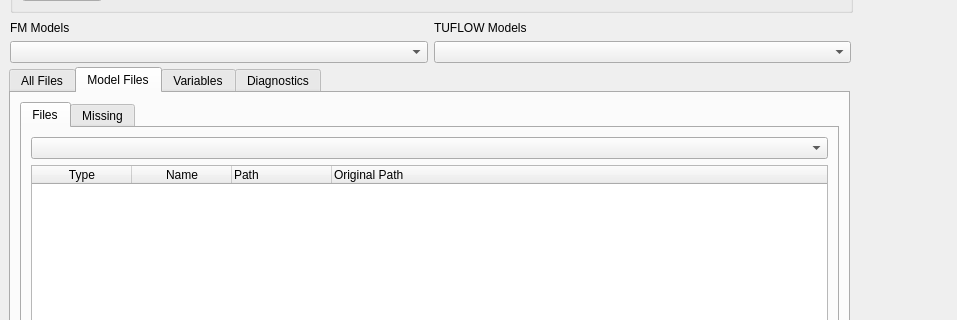
Qt form mod_check/forms/ui_modelvarsfiles_check_dialog.ui (duncan-r/ModCheck) before a commit; both pictures show x 0 to 957 and y 100 to 420 of the 1118 by 750 pixel window.
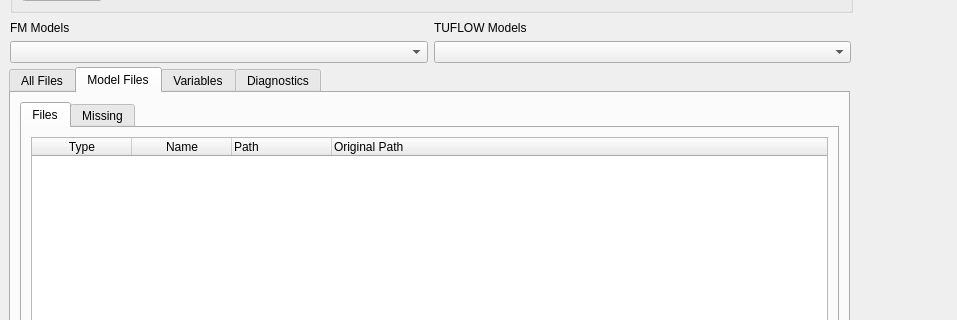
The same form after that commit. The open tabs and pages were chosen to show the change. Custom widgets are drawn as their Qt base class.

Commit message:
Handle UI updates for TLF file search results.
Adds functionality for displaying the results of the .tlf file
read in the UI.

```diff
--- a/mod_check/forms/ui_modelvarsfiles_check_dialog.ui
+++ b/mod_check/forms/ui_modelvarsfiles_check_dialog.ui
@@ -243,9 +243,6 @@
          <string>Files</string>
         </attribute>
         <layout class="QVBoxLayout" name="verticalLayout_4">
-         <item>
-          <widget class="QComboBox" name="modelFilesCBox"/>
-         </item>
          <item>
           <widget class="QTableWidget" name="modelFilesTable">
            <property name="sortingEnabled">
```
Left out of the diff: 2 changed lines with no effect on the pictures. The commit also changes 2 other files.
